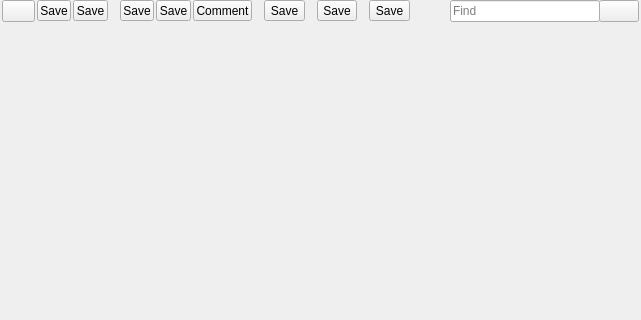
The window that afide.ui (rkyleg/scope) describes before a commit, drawn with Qt 5; both pictures show x 0 to 641 and y 0 to 320 of the 641 by 497 pixel window.
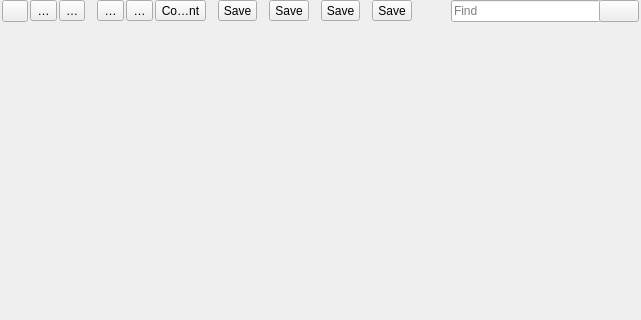
The same window after the commit. Icons and pictures are not drawn.

Commit message: added plugins_view settings added zen mode ui

The edit to the form file:
```diff
--- a/afide.ui
+++ b/afide.ui
@@ -198,7 +198,7 @@
             </property>
            </spacer>
           </item>
-          <item row="0" column="7">
+          <item row="0" column="9">
            <widget class="QFrame" name="fr_find">
             <property name="minimumSize">
              <size>
@@ -281,7 +281,7 @@
             </property>
            </widget>
           </item>
-          <item row="0" column="6">
+          <item row="0" column="8">
            <spacer name="horizontalSpacer_2">
             <property name="orientation">
              <enum>Qt::Horizontal</enum>
@@ -310,6 +310,29 @@
             </property>
            </spacer>
           </item>
+          <item row="0" column="7">
+           <widget class="QToolButton" name="b_zen">
+            <property name="minimumSize">
+             <size>
+              <width>26</width>
+              <height>0</height>
+             </size>
+            </property>
+            <property name="toolTip">
+             <string>Toggle Zen Mode</string>
+            </property>
+            <property name="text">
+             <string>Save</string>
+            </property>
+            <property name="icon">
+             <iconset>
+              <normaloff>img/zen.png</normaloff>img/zen.png</iconset>
+            </property>
+            <property name="shortcut">
+             <string>F1</string>
+            </property>
+           </widget>
+          </item>
           <item row="0" column="5">
            <widget class="QToolButton" name="b_settings">
             <property name="minimumSize">
@@ -346,6 +369,22 @@
             </property>
            </spacer>
           </item>
+          <item row="0" column="6">
+           <spacer name="horizontalSpacer_7">
+            <property name="orientation">
+             <enum>Qt::Horizontal</enum>
+            </property>
+            <property name="sizeType">
+             <enum>QSizePolicy::Fixed</enum>
+            </property>
+            <property name="sizeHint" stdset="0">
+             <size>
+              <width>10</width>
+              <height>20</height>
+             </size>
+            </property>
+           </spacer>
+          </item>
          </layout>
         </widget>
        </item>
```
The commit also changes 5 other files.
